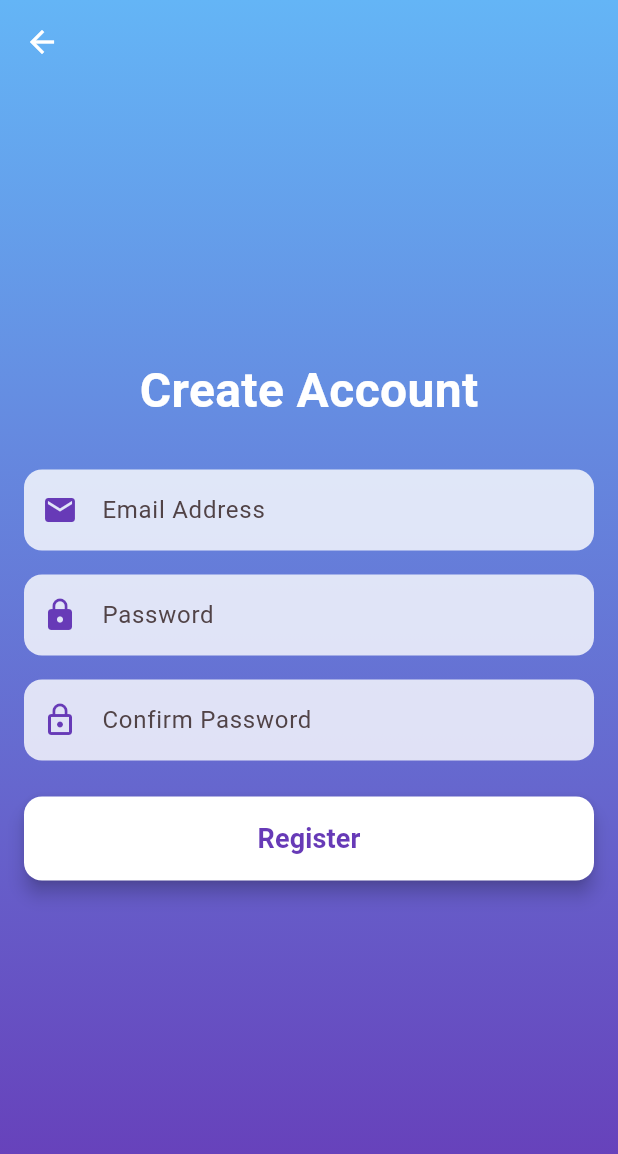
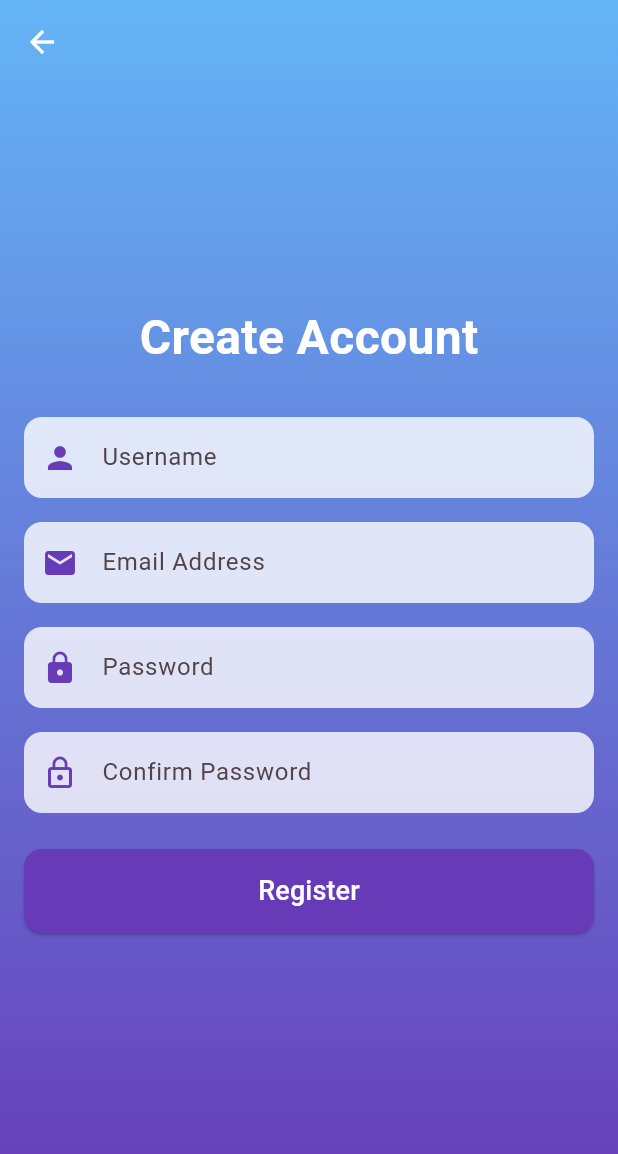
Before and after one commit to ajsanna/FlutterGymApp, a Flutter app: the RegisterScreen screen opened by its route, on a phone screen of 412 x 824 dp. Shown: the top 1154 px of the screen. Run offline on Flutter 3.47's test engine with Material 3 defaults, Android fonts, the phone set to English and light mode, and no system bars; our stand-ins replace firebase_auth, firebase_core, shared_preferences; accounts and stored records are empty; Roboto replaces fonts that are missing (Poppins).

Commit message:
final edition working

```diff
--- /dev/null
+++ b/devtools_options.yaml
@@ -0,0 +1,3 @@
+description: This file stores settings for Dart & Flutter DevTools.
+documentation: https://docs.flutter.dev/tools/devtools/extensions#configure-extension-enablement-states
+extensions:
--- a/lib/register_screen.dart
+++ b/lib/register_screen.dart
@@ -11,24 +11,34 @@ class RegisterScreen extends StatefulWidget {
 }
 
 class _RegisterScreenState extends State<RegisterScreen> {
+  final TextEditingController _emailController = TextEditingController();
   final TextEditingController _usernameController = TextEditingController();
   final TextEditingController _passwordController = TextEditingController();
-  final TextEditingController _confirmPasswordController = TextEditingController();
+  final TextEditingController _confirmPasswordController =
+      TextEditingController();
   bool _isLoading = false;
   String _errorMessage = '';
   final AuthService _authService = AuthService();
 
   void _register() async {
     // Basic validation
-    if (_usernameController.text.isEmpty) {
+    if (_emailController.text.isEmpty) {
       setState(() {
         _errorMessage = 'Email cannot be empty';
       });
       return;
     }
 
+    if (_usernameController.text.isEmpty) {
+      setState(() {
+        _errorMessage = 'Username cannot be empty';
+      });
+      return;
+    }
+
     // Email format validation
-    if (!_usernameController.text.contains('@') || !_usernameController.text.contains('.')) {
+    if (!_emailController.text.contains('@') ||
+        !_emailController.text.contains('.')) {
       setState(() {
         _errorMessage = 'Please enter a valid email address';
       });
@@ -58,11 +68,14 @@ class _RegisterScreenState extends State<RegisterScreen> {
       print('Starting registration process...'); // Debug log
       // Register the user with AuthService
       final success = await _authService.register(
-        _usernameController.text,
+        _emailController.text,
         _passwordController.text,
       );
 
       if (success) {
+        // Store the username locally
+        await _authService.updateUsername(_usernameController.text);
+
         print('Registration successful'); // Debug log
         // Registration successful
         ScaffoldMessenger.of(context).showSnackBar(
@@ -119,6 +132,24 @@ class _RegisterScreenState extends State<RegisterScreen> {
                 ),
                 const SizedBox(height: 30),
 
+                // Username Field
+                Container(
+                  decoration: BoxDecoration(
+                    color: Colors.white.withOpacity(0.8),
+                    borderRadius: BorderRadius.circular(12),
+                  ),
+                  child: TextField(
+                    controller: _usernameController,
+                    decoration: InputDecoration(
+                      hintText: 'Username',
+                      prefixIcon: Icon(Icons.person, color: Colors.deepPurple),
+                      border: InputBorder.none,
+                      contentPadding: EdgeInsets.symmetric(vertical: 15),
+                    ),
+                  ),
+                ),
+                const SizedBox(height: 16),
+
                 // Email Field
                 Container(
                   decoration: BoxDecoration(
@@ -126,7 +157,7 @@ class _RegisterScreenState extends State<RegisterScreen> {
                     borderRadius: BorderRadius.circular(12),
                   ),
                   child: TextField(
-                    controller: _usernameController,
+                    controller: _emailController,
                     keyboardType: TextInputType.emailAddress,
                     decoration: InputDecoration(
                       hintText: 'Email Address',
@@ -168,7 +199,8 @@ class _RegisterScreenState extends State<RegisterScreen> {
                     obscureText: true,
                     decoration: InputDecoration(
                       hintText: 'Confirm Password',
-                      prefixIcon: Icon(Icons.lock_outline, color: Colors.deepPurple),
+                      prefixIcon:
+                          Icon(Icons.lock_outline, color: Colors.deepPurple),
                       border: InputBorder.none,
                       contentPadding: EdgeInsets.symmetric(vertical: 15),
                     ),
@@ -195,23 +227,18 @@ class _RegisterScreenState extends State<RegisterScreen> {
                   child: ElevatedButton(
                     onPressed: _isLoading ? null : _register,
                     style: ElevatedButton.styleFrom(
-                      backgroundColor: Colors.white,
-                      foregroundColor: Colors.deepPurple,
+                      backgroundColor: Colors.deepPurple,
+                      foregroundColor: Colors.white,
                       padding: EdgeInsets.symmetric(vertical: 15),
                       shape: RoundedRectangleBorder(
                         borderRadius: BorderRadius.circular(12),
                       ),
-                      elevation: 5,
-                      disabledBackgroundColor: Colors.grey.shade300,
                     ),
                     child: _isLoading
-                        ? CircularProgressIndicator(color: Colors.deepPurple)
+                        ? CircularProgressIndicator(color: Colors.white)
                         : Text(
                             'Register',
-                            style: TextStyle(
-                              fontSize: 18,
-                              fontWeight: FontWeight.bold,
-                            ),
+                            style: TextStyle(fontSize: 18),
                           ),
                   ),
                 ),
```
Also changed, not shown: lib/auth_service.dart (+19 -28 lines), lib/main.dart (+312 -99 lines), lib/workout_model.dart (added, +35 -0 lines), 1 other file.
